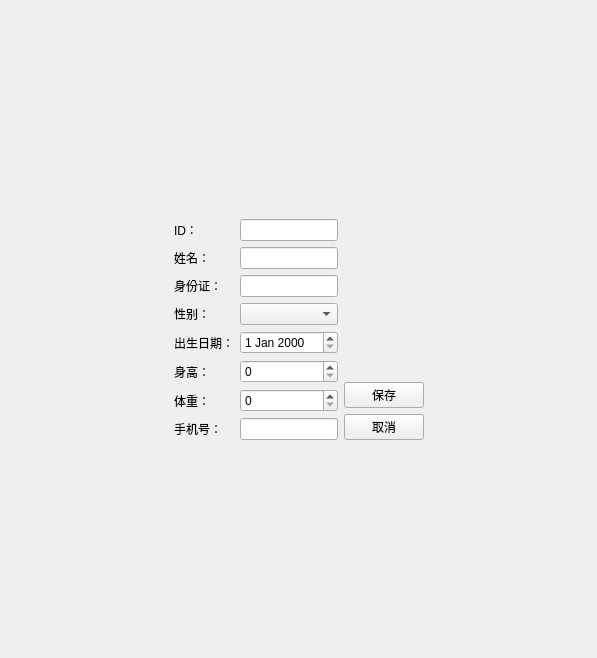
This is lab3/patienteditview.ui in suyisora/QtCourse as Qt 5 draws it before an edit. The edited form follows.
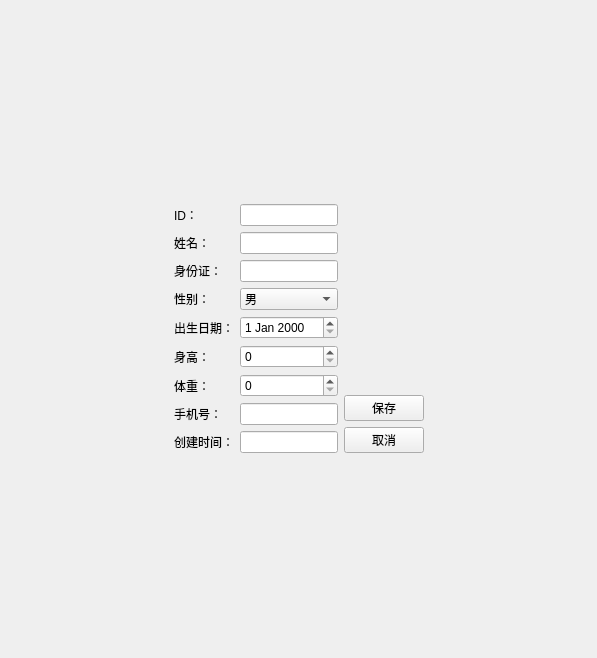
This is the edited form.

Patch:
```diff
--- a/lab3/patienteditview.ui
+++ b/lab3/patienteditview.ui
@@ -84,7 +84,18 @@
           </widget>
          </item>
          <item row="3" column="1">
-          <widget class="QComboBox" name="comboBox"/>
+          <widget class="QComboBox" name="dbComboSex">
+           <item>
+            <property name="text">
+             <string>男</string>
+            </property>
+           </item>
+           <item>
+            <property name="text">
+             <string>女</string>
+            </property>
+           </item>
+          </widget>
          </item>
          <item row="4" column="0">
           <widget class="QLabel" name="label_5">
@@ -124,7 +135,17 @@
           </widget>
          </item>
          <item row="7" column="1">
-          <widget class="QLineEdit" name="PhoneEdit"/>
+          <widget class="QLineEdit" name="dbEditMobile"/>
+         </item>
+         <item row="8" column="0">
+          <widget class="QLabel" name="label_9">
+           <property name="text">
+            <string>创建时间：</string>
+           </property>
+          </widget>
+         </item>
+         <item row="8" column="1">
+          <widget class="QLineEdit" name="dbCreatedTimeStamp"/>
          </item>
         </layout>
        </item>
```
Left out of the diff: 12 changed lines with no effect on the pictures.
